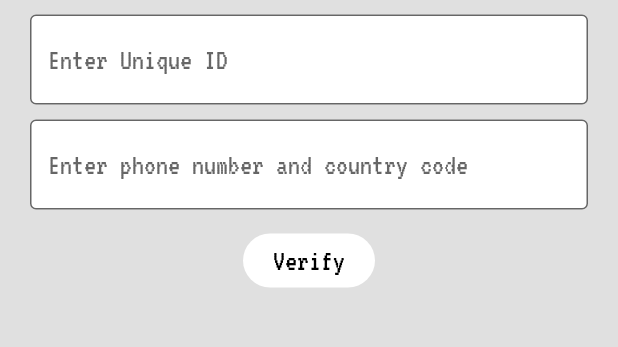
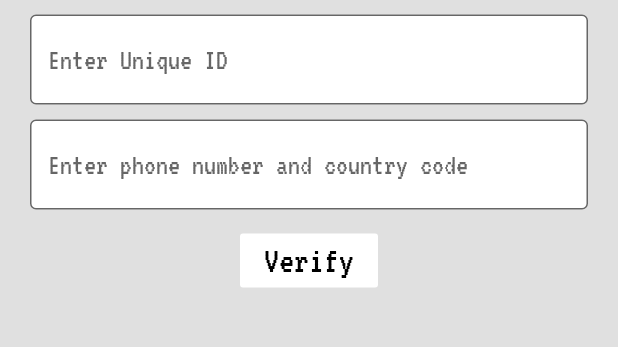
Before and after one commit to dhy3y/DartSmart, a Flutter app: the screen it shows after launch, after a tap on "Login", on a phone screen of 412 x 824 dp, the part 422-769 px from its top. Run offline on Flutter 3.47's test engine with Material 2 defaults, Android fonts, the phone set to English and light mode, and no system bars; our stand-ins replace cloud_firestore, firebase_auth, fluttertoast, google_fonts; missing offline and left inert: firebase; accounts and stored records are empty; network calls fail.

```diff
--- a/lib/Authentication/login.dart
+++ b/lib/Authentication/login.dart
@@ -246,13 +246,10 @@ class _LoginScreenState extends State<LoginScreen> {
                         onPressed: verifyPhone,
                         child: Text(
                           'Verify',
-                          style: GoogleFonts.vt323(fontSize: 20),
+                          style: GoogleFonts.vt323(fontSize: 25),
                         ),
                         textColor: _pressed ? Colors.white : Colors.black,
                         color: _pressed ? Colors.black : Colors.white,
-                        shape: RoundedRectangleBorder(
-                          borderRadius: BorderRadius.circular(20.0),
-                        ),
                       ),
                     ),
                   ],
--- a/lib/home_feed.dart
+++ b/lib/home_feed.dart
@@ -180,7 +180,7 @@ class _HomeFeedState extends State<HomeFeed> {
                                                 GoogleFonts.vt323(fontSize: 30),
                                           ),
                                           Text(
-                                            'By ${snapshot.data[index].data['name']}',
+                                            'By ${snapshot.data[index].data['name']} [${snapshot.data[index].data['occupation']}]',
                                             style:
                                                 GoogleFonts.vt323(fontSize: 20),
                                           ),
```
Also changed, not shown: lib/article_detail.dart (+9 -1 lines), lib/newArticle.dart (+3 -6 lines).
